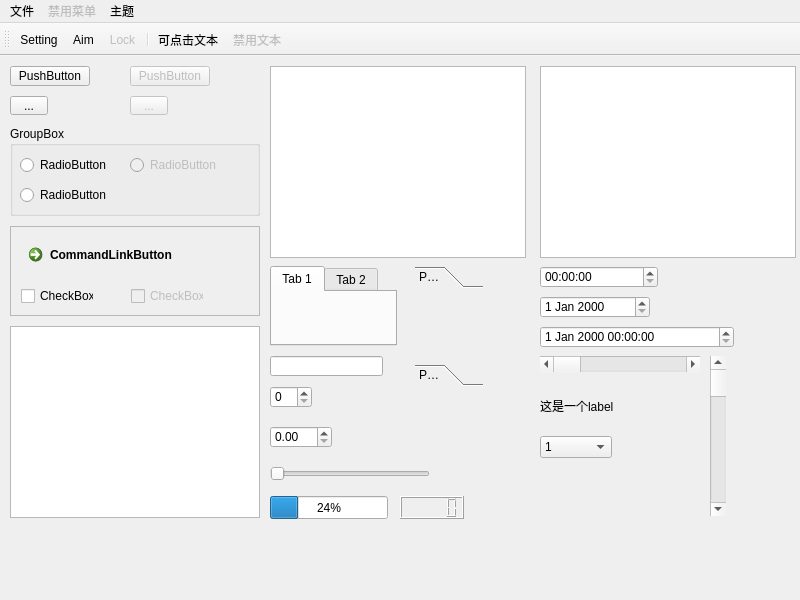
lucky-billy/StyleControl, file mainwindow.ui: the form before one commit.
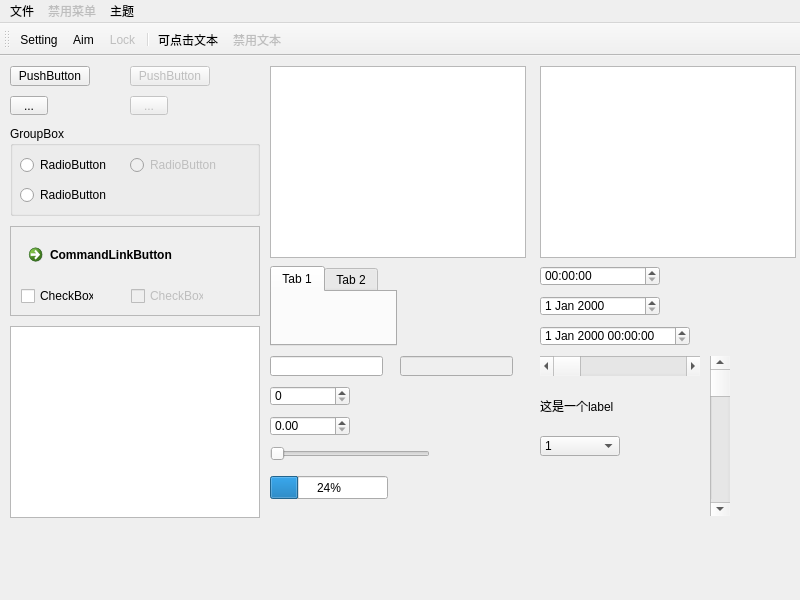
The form after the commit. Icons and pictures are not drawn.

Patch:
```diff
--- a/mainwindow.ui
+++ b/mainwindow.ui
@@ -183,45 +183,6 @@
      </widget>
     </widget>
    </widget>
-   <widget class="QToolBox" name="toolBox">
-    <property name="geometry">
-     <rect>
-      <x>415</x>
-      <y>210</y>
-      <width>68</width>
-      <height>120</height>
-     </rect>
-    </property>
-    <property name="currentIndex">
-     <number>0</number>
-    </property>
-    <widget class="QWidget" name="page">
-     <property name="geometry">
-      <rect>
-       <x>0</x>
-       <y>0</y>
-       <width>68</width>
-       <height>68</height>
-      </rect>
-     </property>
-     <attribute name="label">
-      <string>Page 1</string>
-     </attribute>
-    </widget>
-    <widget class="QWidget" name="page_2">
-     <property name="geometry">
-      <rect>
-       <x>0</x>
-       <y>0</y>
-       <width>68</width>
-       <height>68</height>
-      </rect>
-     </property>
-     <attribute name="label">
-      <string>Page 2</string>
-     </attribute>
-    </widget>
-   </widget>
    <widget class="QTabWidget" name="tabWidget">
     <property name="geometry">
      <rect>
@@ -250,8 +211,8 @@
      <rect>
       <x>270</x>
       <y>330</y>
-      <width>42</width>
-      <height>22</height>
+      <width>80</width>
+      <height>20</height>
      </rect>
     </property>
    </widget>
@@ -259,9 +220,9 @@
     <property name="geometry">
      <rect>
       <x>270</x>
-      <y>370</y>
-      <width>62</width>
-      <height>22</height>
+      <y>360</y>
+      <width>80</width>
+      <height>20</height>
      </rect>
     </property>
    </widget>
@@ -288,21 +249,11 @@
      </rect>
     </property>
    </widget>
-   <widget class="QLCDNumber" name="lcdNumber">
-    <property name="geometry">
-     <rect>
-      <x>400</x>
-      <y>440</y>
-      <width>64</width>
-      <height>23</height>
-     </rect>
-    </property>
-   </widget>
    <widget class="QProgressBar" name="progressBar">
     <property name="geometry">
      <rect>
       <x>270</x>
-      <y>440</y>
+      <y>420</y>
       <width>118</width>
       <height>23</height>
      </rect>
@@ -316,8 +267,8 @@
      <rect>
       <x>540</x>
       <y>210</y>
-      <width>118</width>
-      <height>22</height>
+      <width>120</width>
+      <height>20</height>
      </rect>
     </property>
    </widget>
@@ -326,8 +277,8 @@
      <rect>
       <x>540</x>
       <y>240</y>
-      <width>110</width>
-      <height>22</height>
+      <width>120</width>
+      <height>20</height>
      </rect>
     </property>
    </widget>
@@ -336,8 +287,8 @@
      <rect>
       <x>540</x>
       <y>270</y>
-      <width>194</width>
-      <height>22</height>
+      <width>150</width>
+      <height>20</height>
      </rect>
     </property>
    </widget>
@@ -346,8 +297,8 @@
      <rect>
       <x>540</x>
       <y>380</y>
-      <width>72</width>
-      <height>22</height>
+      <width>80</width>
+      <height>20</height>
      </rect>
     </property>
     <item>
@@ -390,7 +341,7 @@
     <property name="geometry">
      <rect>
       <x>270</x>
-      <y>410</y>
+      <y>390</y>
       <width>160</width>
       <height>16</height>
      </rect>
@@ -405,7 +356,7 @@
       <x>540</x>
       <y>300</y>
       <width>160</width>
-      <height>16</height>
+      <height>20</height>
      </rect>
     </property>
     <property name="orientation">
@@ -417,7 +368,7 @@
      <rect>
       <x>710</x>
       <y>300</y>
-      <width>16</width>
+      <width>20</width>
       <height>160</height>
      </rect>
     </property>
@@ -457,6 +408,19 @@
      <string>...</string>
     </property>
    </widget>
+   <widget class="QLineEdit" name="lineEdit_2">
+    <property name="enabled">
+     <bool>false</bool>
+    </property>
+    <property name="geometry">
+     <rect>
+      <x>400</x>
+      <y>300</y>
+      <width>113</width>
+      <height>20</height>
+     </rect>
+    </property>
+   </widget>
   </widget>
   <widget class="QMenuBar" name="menubar">
    <property name="geometry">
```
Left out of the diff: 3 changed lines with no effect on the pictures.
